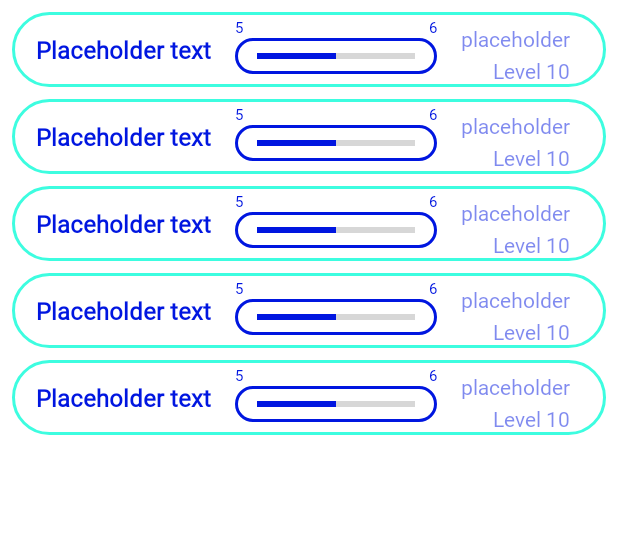
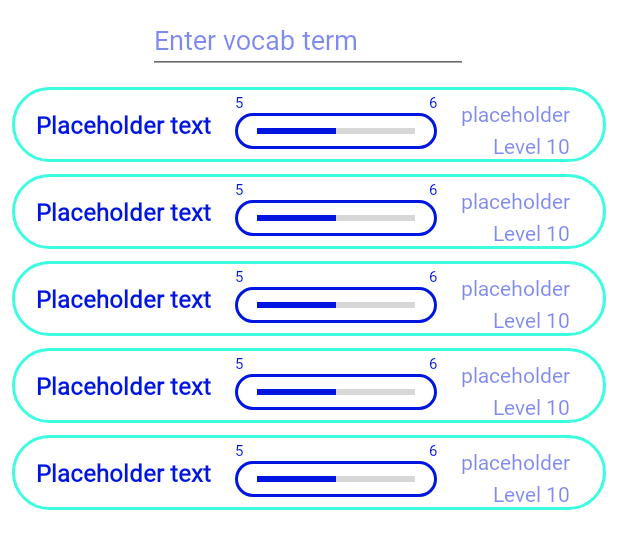
Before and after one commit to DayMax86/LinguaSyne, an Android app: the layout activity_vocab_search.xml on its own in the app's theme, with its tools: preview values and no code run, on a phone screen of 412 x 824 dp. Shown: the top 549 px of the screen. Run offline under Robolectric (Android 15) with nearby library versions, the phone set to English and light mode, and no system bars.

Commit message:
Search fully implemented and functional. ClickListener for vocab search results WIP.

```diff
--- a/app/src/main/res/layout/activity_vocab_search.xml
+++ b/app/src/main/res/layout/activity_vocab_search.xml
@@ -10,7 +10,28 @@
         android:id="@+id/vocab_search_recycler_view"
         android:layout_width="match_parent"
         android:layout_height="match_parent"
+        android:translationY="50dp"
+        app:layoutManager="androidx.recyclerview.widget.LinearLayoutManager"
+        app:layout_constraintTop_toBottomOf="@+id/vocab_search_input_edittext"
+        tools:itemCount="5"
+        tools:layout_editor_absoluteX="-11dp"
         tools:listitem="@layout/vocab_search_row"
-        tools:itemCount="5"
-        app:layoutManager="androidx.recyclerview.widget.LinearLayoutManager"/>
+        />
+
+    <EditText
+        android:id="@+id/vocab_search_input_edittext"
+        android:layout_width="wrap_content"
+        android:layout_height="wrap_content"
+        android:layout_marginTop="4dp"
+        android:ems="10"
+        android:fontFamily="@font/cabin"
+        android:hint="Enter vocab term"
+        android:inputType="textPersonName"
+        android:textAlignment="viewStart"
+        android:textColor="@color/text_blue"
+        android:textColorHint="@color/hint_blue"
+        app:layout_constraintEnd_toEndOf="parent"
+        app:layout_constraintHorizontal_bias="0.497"
+        app:layout_constraintStart_toStartOf="parent"
+        app:layout_constraintTop_toTopOf="parent" />
 </androidx.constraintlayout.widget.ConstraintLayout>
--- a/app/src/main/res/layout/vocab_search_row.xml
+++ b/app/src/main/res/layout/vocab_search_row.xml
@@ -16,6 +16,7 @@
         app:layout_constraintEnd_toEndOf="parent"
         app:layout_constraintStart_toStartOf="parent"
         app:layout_constraintTop_toTopOf="parent"
+        android:clickable="true"
         app:srcCompat="@drawable/rounded_corners_button_bg" />
 
     <TextView
```
Also changed, not shown: app/src/main/java/com/example/linguasyne/DisplayTerm.kt (+68 -1 lines), app/src/main/java/com/example/linguasyne/VocabSearch.kt (+58 -15 lines), app/src/main/java/com/example/linguasyne/VocabSearchRecyclerAdapter.kt (+14 -18 lines).
